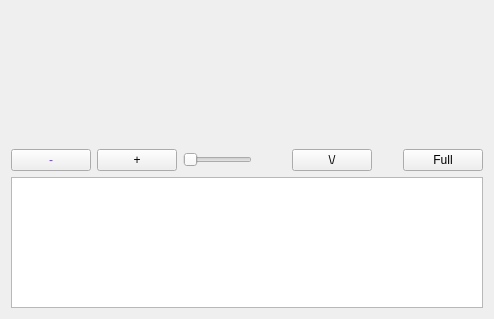
The window that src/ui/player.ui (HuayraLinux/huayra-tda) describes before a commit, drawn with Qt 5.
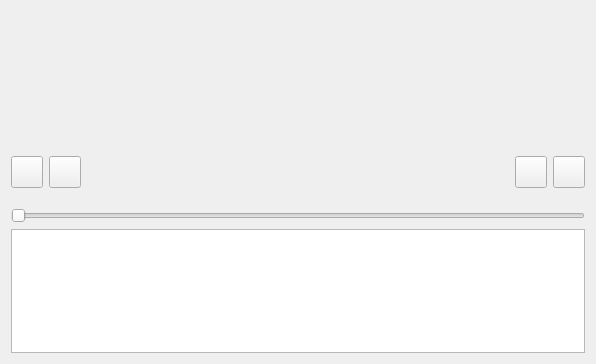
The same window after the commit. Icons and pictures are not drawn.

Commit message: Super GUI Fase 1

What changed in the file:
```diff
--- a/src/ui/player.ui
+++ b/src/ui/player.ui
@@ -6,8 +6,8 @@
    <rect>
     <x>0</x>
     <y>0</y>
-    <width>494</width>
-    <height>319</height>
+    <width>596</width>
+    <height>364</height>
    </rect>
   </property>
   <property name="windowTitle">
@@ -35,25 +35,44 @@
     <layout class="QHBoxLayout" name="horizontalLayout">
      <item>
       <widget class="QPushButton" name="btnChannelDown">
+       <property name="maximumSize">
+        <size>
+         <width>32</width>
+         <height>32</height>
+        </size>
+       </property>
+       <property name="toolTip">
+        <string>Canal Abajo</string>
+       </property>
        <property name="styleSheet">
         <string notr="true">color: rgb(125, 60, 255);</string>
        </property>
        <property name="text">
-        <string>-</string>
+        <string/>
+       </property>
+       <property name="icon">
+        <iconset>
+         <normaloff>../../../../../../usr/share/icons/huayra-limbo/scalable/acciones/down.svg</normaloff>../../../../../../usr/share/icons/huayra-limbo/scalable/acciones/down.svg</iconset>
        </property>
       </widget>
      </item>
      <item>
       <widget class="QPushButton" name="btnChannelUp">
+       <property name="maximumSize">
+        <size>
+         <width>32</width>
+         <height>32</height>
+        </size>
+       </property>
+       <property name="toolTip">
+        <string>Canal Arriba</string>
+       </property>
        <property name="text">
-        <string>+</string>
+        <string/>
        </property>
-      </widget>
-     </item>
-     <item>
-      <widget class="QSlider" name="sldVolume">
-       <property name="orientation">
-        <enum>Qt::Horizontal</enum>
+       <property name="icon">
+        <iconset>
+         <normaloff>../../../../../../usr/share/icons/huayra-limbo/scalable/acciones/up.svg</normaloff>../../../../../../usr/share/icons/huayra-limbo/scalable/acciones/up.svg</iconset>
        </property>
       </widget>
      </item>
@@ -64,41 +83,61 @@
        </property>
        <property name="sizeHint" stdset="0">
         <size>
-         <width>50</width>
-         <height>20</height>
+         <width>80</width>
+         <height>60</height>
         </size>
        </property>
       </spacer>
      </item>
      <item>
       <widget class="QPushButton" name="btnShowChannelsList">
-       <property name="text">
-        <string>\/</string>
-       </property>
-      </widget>
-     </item>
-     <item>
-      <spacer name="horizontalSpacer_2">
-       <property name="orientation">
-        <enum>Qt::Horizontal</enum>
-       </property>
-       <property name="sizeHint" stdset="0">
+       <property name="maximumSize">
         <size>
-         <width>40</width>
-         <height>20</height>
+         <width>32</width>
+         <height>32</height>
         </size>
        </property>
-      </spacer>
+       <property name="text">
+        <string/>
+       </property>
+       <property name="icon">
+        <iconset>
+         <normaloff>../../../../../../usr/share/icons/huayra-limbo/scalable/acciones/go-top.svg</normaloff>../../../../../../usr/share/icons/huayra-limbo/scalable/acciones/go-top.svg</iconset>
+       </property>
+      </widget>
      </item>
      <item>
       <widget class="QPushButton" name="btnFullScreen">
+       <property name="maximumSize">
+        <size>
+         <width>32</width>
+         <height>32</height>
+        </size>
+       </property>
+       <property name="toolTip">
+        <string>Pantalla Completa</string>
+       </property>
        <property name="text">
-        <string>Full</string>
+        <string/>
+       </property>
+       <property name="icon">
+        <iconset>
+         <normaloff>../../../../../../usr/share/icons/huayra-limbo/scalable/acciones/view-fullscreen.svg</normaloff>../../../../../../usr/share/icons/huayra-limbo/scalable/acciones/view-fullscreen.svg</iconset>
        </property>
       </widget>
      </item>
     </layout>
    </item>
+   <item>
+    <widget class="QSlider" name="sldVolume">
+     <property name="toolTip">
+      <string>Control de volumen</string>
+     </property>
+     <property name="orientation">
+      <enum>Qt::Horizontal</enum>
+     </property>
+    </widget>
+   </item>
    <item>
     <widget class="QListView" name="listView"/>
    </item>
```
Left out of the diff: 5 changed lines with no effect on the pictures. The commit also changes 3 other files.
